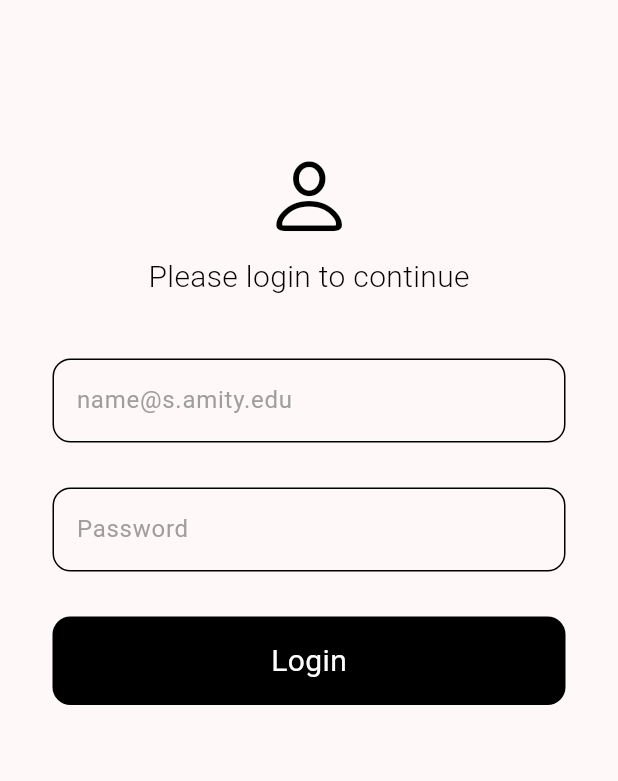
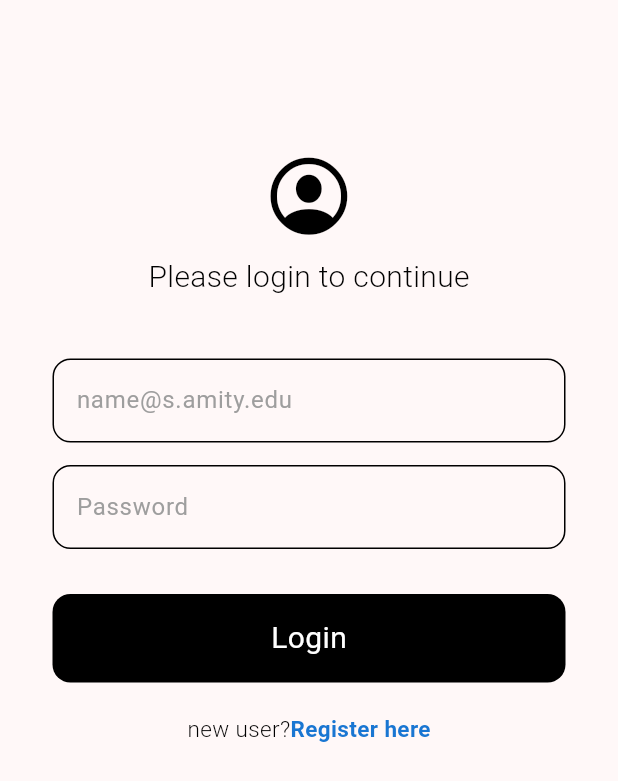
Before and after one commit to shwetankshivam/edu-Update-App, a Flutter app: the Login screen opened directly, on a phone screen of 412 x 824 dp. Shown: the top 781 px of the screen. Run offline on Flutter 3.47's test engine with Material 3 defaults, Android fonts, the phone set to English and light mode, and no system bars.

Commit message:
login and register page UI only

```diff
--- a/lib/login.dart
+++ b/lib/login.dart
@@ -29,7 +29,7 @@ class _LoginState extends State<Login> {
 
                 //app logo
                 const Icon(
-                  CupertinoIcons.person,
+                  CupertinoIcons.person_crop_circle,
                   size: 60,
                   color: Colors.black,
                 ),
@@ -53,7 +53,7 @@ class _LoginState extends State<Login> {
                     obsecureText: false,
                     hintText: "name@s.amity.edu"),
 
-                const SizedBox(height: 30),
+                const SizedBox(height: 15),
 
                 //password
                 MyTextField(
@@ -63,9 +63,29 @@ class _LoginState extends State<Login> {
                 const SizedBox(height: 30),
                 //sign in button
 
-                MyButton(text: "Login", ontap: () {})
+                MyButton(text: "Login", ontap: () {}),
+                const SizedBox(height: 20),
 
                 //register page
+                Row(
+                  mainAxisAlignment: MainAxisAlignment.center,
+                  children: [
+                    const Text(
+                      'new user?',
+                      style: TextStyle(
+                          color: Colors.black,
+                          fontSize: 15,
+                          fontWeight: FontWeight.w300),
+                    ),
+                    Text(
+                      'Register here',
+                      style: TextStyle(
+                          color: Colors.blue.shade700,
+                          fontWeight: FontWeight.bold,
+                          fontSize: 15),
+                    ),
+                  ],
+                ),
               ],
             ),
           ),
--- a/lib/main.dart
+++ b/lib/main.dart
@@ -21,7 +21,7 @@ class MyApp extends StatelessWidget {
             ColorScheme.fromSeed(seedColor: const Color.fromARGB(255, 0, 0, 0)),
         useMaterial3: true,
       ),
-      home: const Login(),
+      home: const Register(),
     );
   }
 }
```
Also changed, not shown: lib/register.dart (+105 -7 lines).
